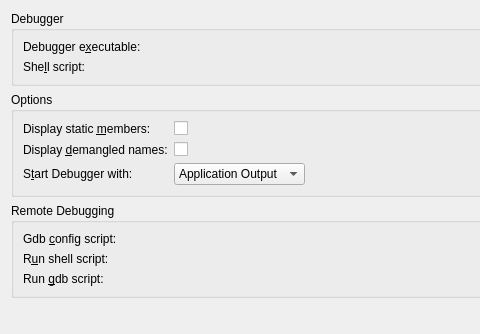
Above: debuggers/gdb/gdbconfigpage.ui from KDE/kdevelop before the change; both pictures show x 0 to 480 and y 0 to 334 of the 698 by 483 pixel window. Below: the same form after it.
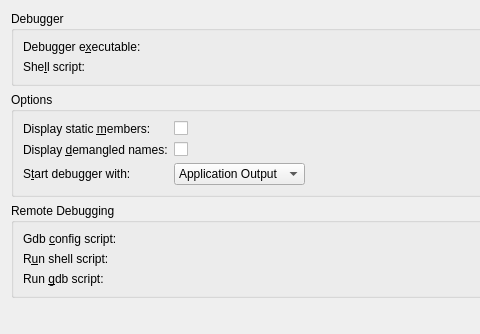
That is the form after the change. Custom widgets are drawn as their Qt base class.

Commit message:
Use sentence style capitalization with label texts of edit fields
Cmp. https://community.kde.org/KDE_Visual_Design_Group/HIG/Capitalization

The edit to the form file:
```diff
--- a/debuggers/gdb/gdbconfigpage.ui
+++ b/debuggers/gdb/gdbconfigpage.ui
@@ -143,7 +143,7 @@
       <item row="2" column="0">
        <widget class="QLabel" name="label">
         <property name="text">
-         <string>S&amp;tart Debugger with:</string>
+         <string>S&amp;tart debugger with:</string>
         </property>
         <property name="buddy">
          <cstring>kcfg_startWith</cstring>
```
The commit also changes 6 other files.
